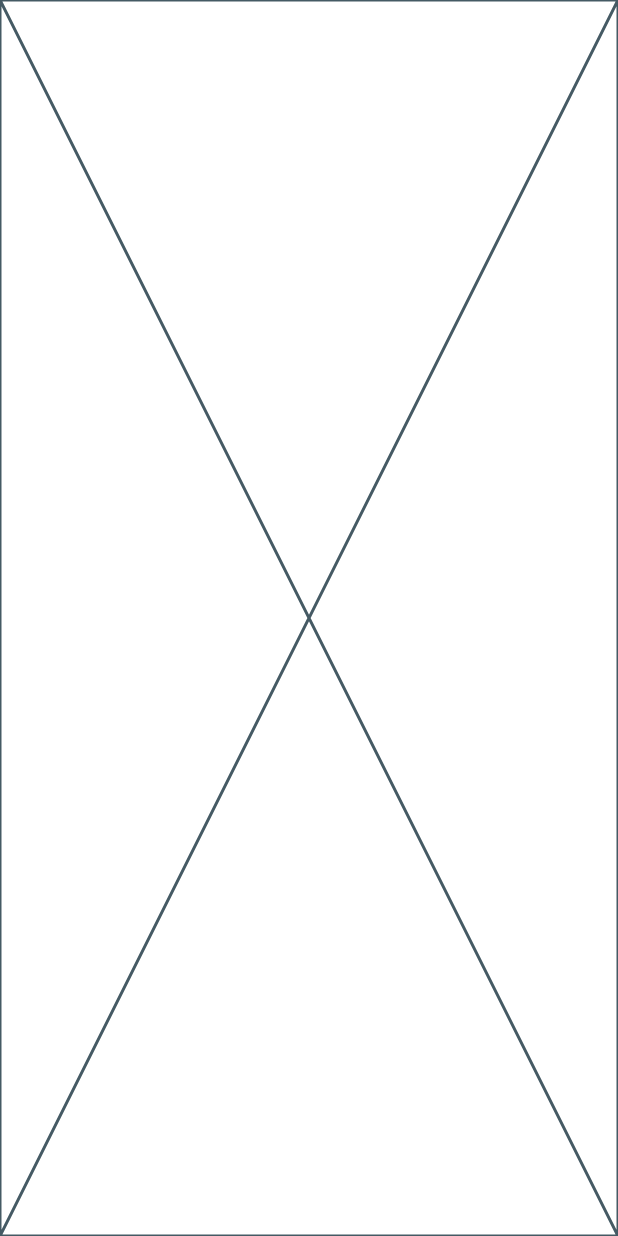
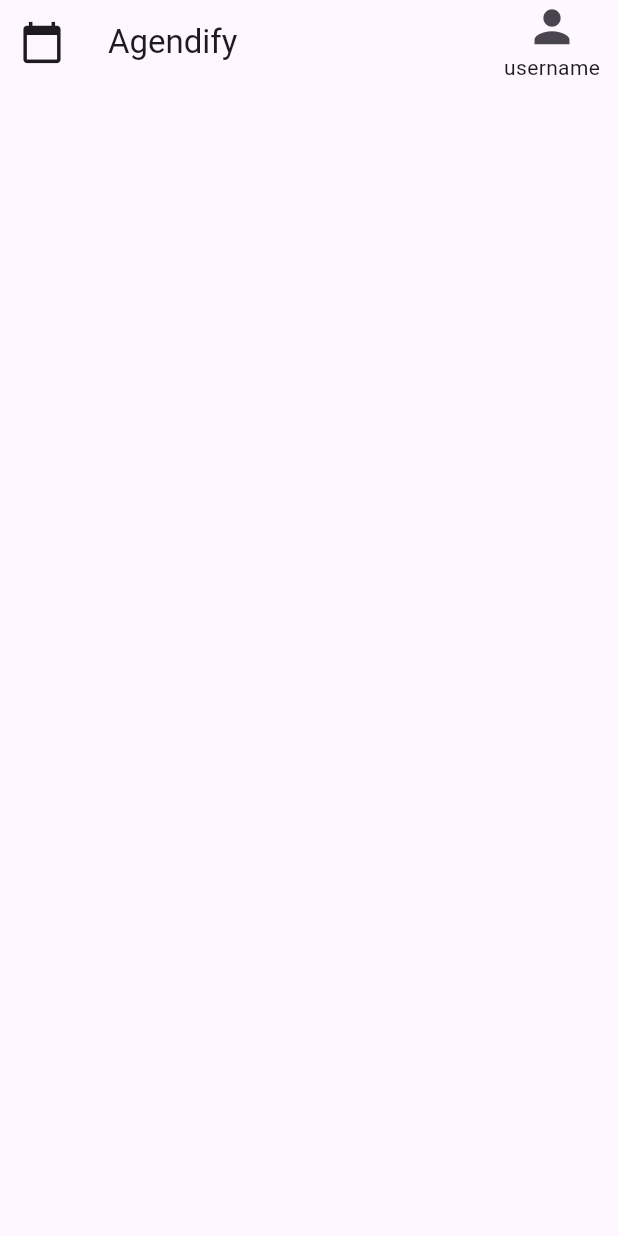
Before and after one commit to pedro-icaro/Agendify, a Flutter app: the screen it shows after launch, on a phone screen of 412 x 824 dp. Run offline on Flutter 3.47's test engine with Material 3 defaults, Android fonts, the light colour scheme and no system bars.

Commit message:
feat: inicando desenvolvimento da pagina home(appbar)

```diff
--- a/lib/main.dart
+++ b/lib/main.dart
@@ -1,3 +1,4 @@
+import 'package:agendify/pages/home_page.dart';
 import 'package:flutter/material.dart';
 
 void main() {
@@ -9,6 +10,8 @@ class MyWidget extends StatelessWidget {
 
   @override
   Widget build(BuildContext context) {
-    return const Placeholder();
+    return MaterialApp(
+      debugShowCheckedModeBanner: false,
+      home: HomePage(),);
   }
 }
--- /dev/null
+++ b/lib/pages/home_page.dart
@@ -0,0 +1,28 @@
+import 'package:flutter/material.dart';
+
+class HomePage extends StatefulWidget {
+  const HomePage({super.key});
+
+  @override
+  State<HomePage> createState() => _HomePageState();
+}
+
+class _HomePageState extends State<HomePage> {
+  @override
+  Widget build(BuildContext context) {
+    return Scaffold(
+      appBar: AppBar(
+        title: Text("Agendify"),
+        leading: Icon(Icons.calendar_today, size: 30),
+        actions: [
+          Padding(
+            padding: EdgeInsets.only(right: 12.0),
+            child: Column(
+              children: [Icon(Icons.person, size: 35), Text("username")],
+            ),
+          ),
+        ],
+      ),
+    );
+  }
+}
```
Also changed, not shown: 1 other file.
